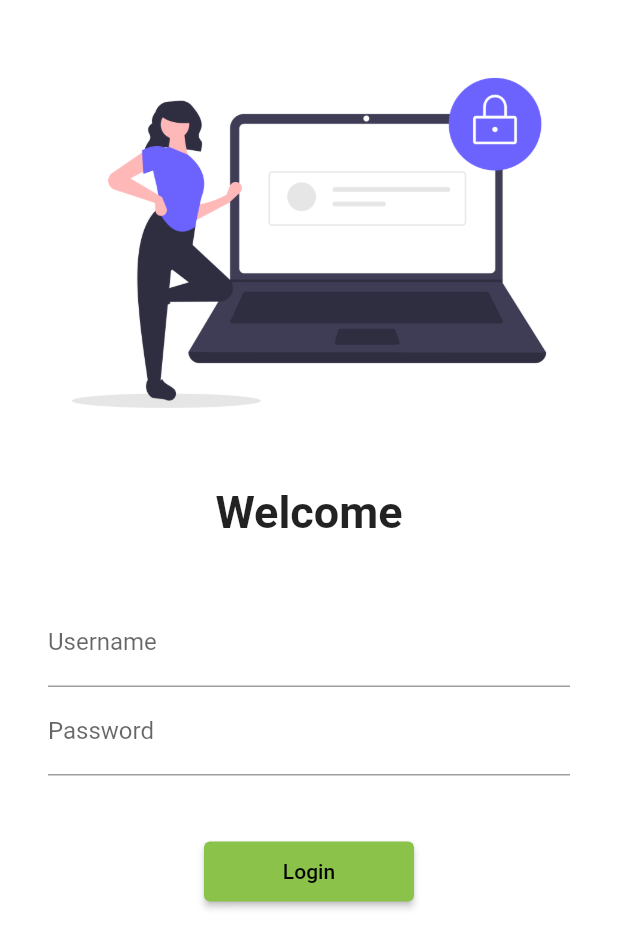
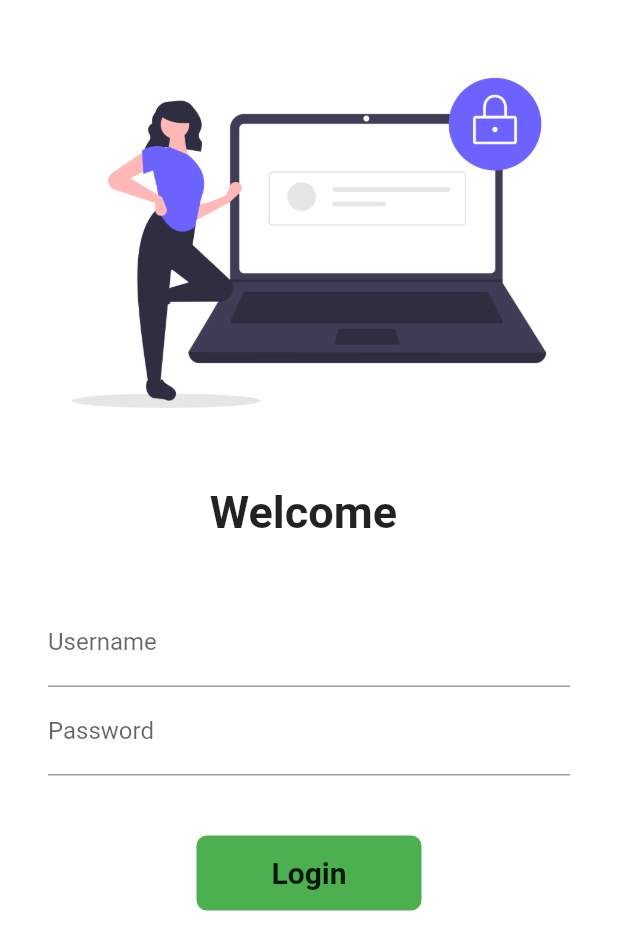
Before and after one commit to mkkhatri/30_days_flutter_course, a Flutter app: the screen it shows after launch, on a phone screen of 412 x 824 dp. Shown: the top 950 px of the screen. Run offline on Flutter 3.47's test engine with Material 2 defaults, Android fonts, the phone set to English and light mode, and no system bars.

Commit message:
day6 completed

```diff
--- a/lib/pages/loginPage.dart
+++ b/lib/pages/loginPage.dart
@@ -3,7 +3,14 @@ import 'package:flutter/material.dart';
 import 'package:flutter/widgets.dart';
 import 'package:sample_flutter/utils/routes.dart';
 
-class LoginPage extends StatelessWidget {
+class LoginPage extends StatefulWidget {
+  @override
+  _LoginPageState createState() => _LoginPageState();
+}
+
+class _LoginPageState extends State<LoginPage> {
+  String name = "";
+  bool changeButton = false;
   @override
   Widget build(BuildContext context) {
     return Material(
@@ -21,7 +28,7 @@ class LoginPage extends StatelessWidget {
             SizedBox(
               height: 20,
             ),
-            Text("Welcome",
+            Text("Welcome $name",
                 style: TextStyle(fontSize: 30, fontWeight: FontWeight.bold)),
             SizedBox(
               height: 20,
@@ -34,6 +41,11 @@ class LoginPage extends StatelessWidget {
                   TextFormField(
                     decoration: InputDecoration(
                         hintText: "Enter username", labelText: "Username"),
+                    onChanged: (value) {
+                      name = value;
+                      setState(
+                          () {}); // again call build method so ui will change
+                    },
                   ),
                   TextFormField(
                     obscureText: true,
@@ -43,13 +55,32 @@ class LoginPage extends StatelessWidget {
                   SizedBox(
                     height: 40,
                   ),
-                  ElevatedButton(
-                    child: Text("Login"),
-                    style: TextButton.styleFrom(minimumSize: Size(140, 40)),
-                    onPressed: () {
+                  InkWell(
+                    onTap: () async {
+                      setState(() {
+                        changeButton = true;
+                      });
+                      await Future.delayed(Duration(seconds: 1));
                       Navigator.pushNamed(context, MyRoutes.homeRoute);
                     },
-                  )
+                    child: AnimatedContainer(
+                      duration: Duration(seconds: 1),
+                      height: 50,
+                      width: changeButton ? 50 : 150,
+                      alignment: Alignment.center,
+                      child: changeButton
+                          ? Icon(Icons.done, color: Colors.white)
+                          : Text("Login",
+                              style: TextStyle(
+                                fontSize: 20,
+                                fontWeight: FontWeight.bold,
+                              )),
+                      decoration: BoxDecoration(
+                          color: Colors.green,
+                          borderRadius:
+                              BorderRadius.circular(changeButton ? 50 : 7)),
+                    ),
+                  ),
                 ],
               ),
             )
```
